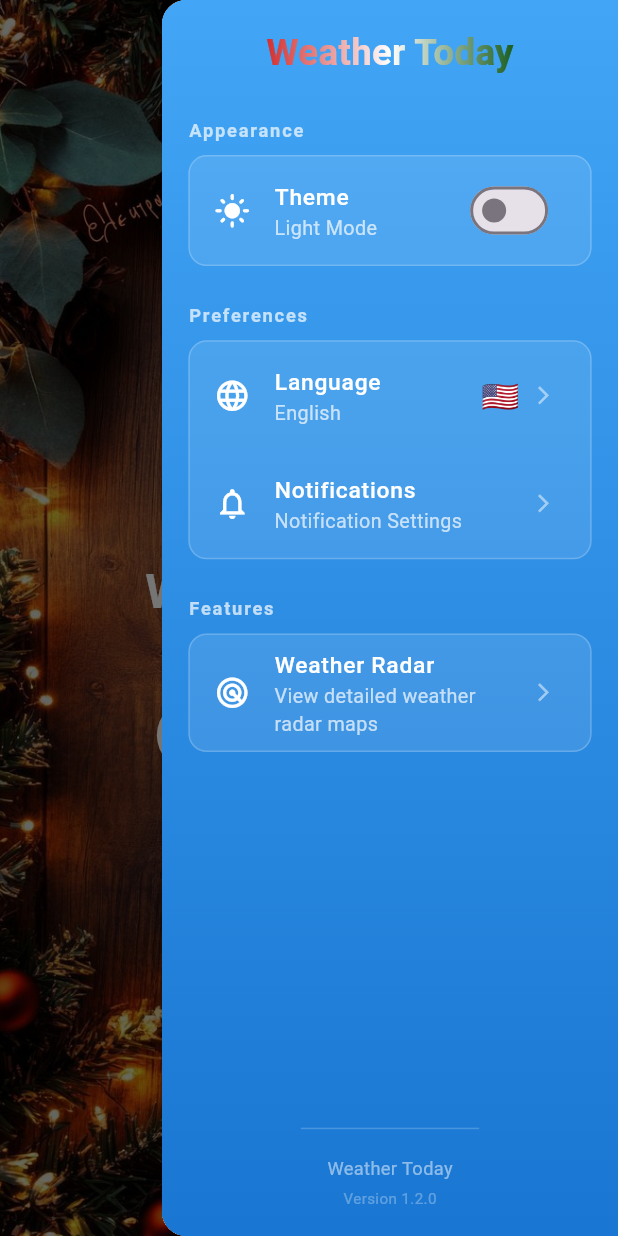
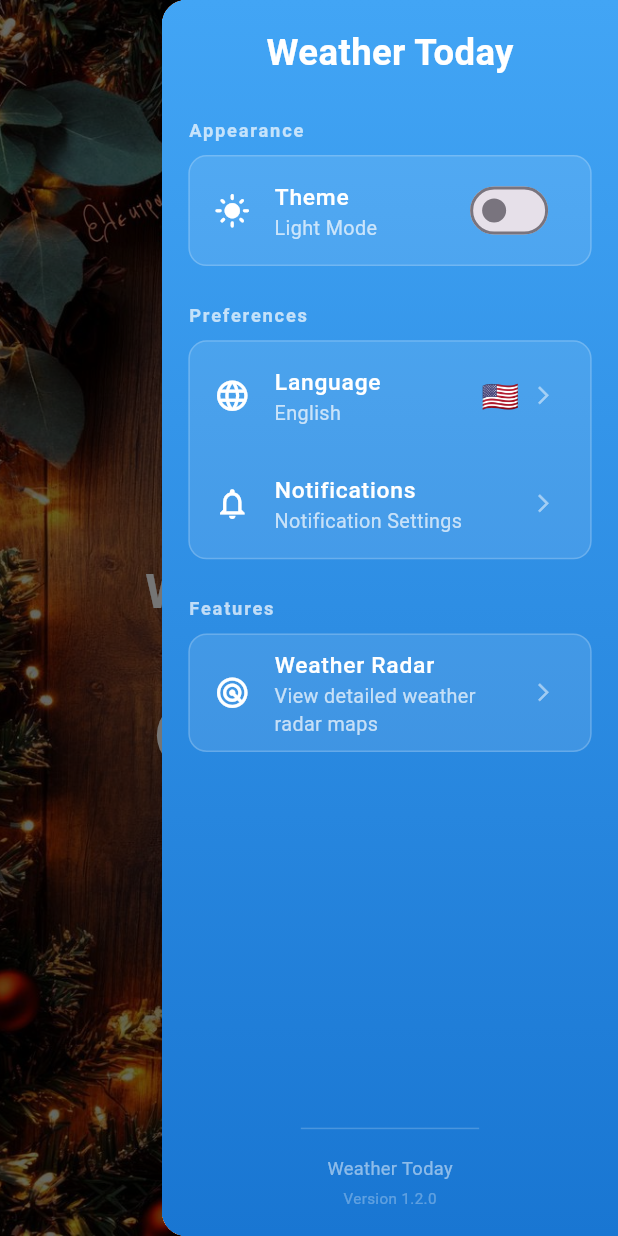
Before and after one commit to Thuongle2112/weather-app, a Flutter app: the screen it shows after launch, with the side drawer open, on a phone screen of 412 x 824 dp. Run offline on Flutter 3.47's test engine with Material 3 defaults, Android fonts, the phone set to English and light mode, and no system bars; our stand-ins replace dio, easy_localization, equatable, firebase_core, firebase_messaging, flutter_bloc and 13 more; missing offline and left inert: shake, workmanager; accounts and stored records are empty; network calls fail.

```diff
--- a/lib/presentation/page/home/widgets/weather/widgets/app_drawer.dart
+++ b/lib/presentation/page/home/widgets/weather/widgets/app_drawer.dart
@@ -77,15 +77,12 @@ class AppDrawer extends StatelessWidget {
   Widget _buildDrawerHeader(BuildContext context) {
     return Container(
       padding: EdgeInsets.all(16.w),
-      child: GradientText(
-        text: 'weather_app_title'.tr(),
-        style: TextStyle(fontSize: 24.sp, fontWeight: FontWeight.bold),
-        gradient: const LinearGradient(
-          colors: [
-            Color(0xFFD32F2F), // Gold
-            Color(0xFFFFFFFF), // White
-            Color(0xFF1B5E20), // Sky blue
-          ],
+      child: Text(
+        'weather_app_title'.tr(),
+        style: TextStyle(
+          fontSize: 24.sp,
+          fontWeight: FontWeight.bold,
+          color: Colors.white,
         ),
       ),
     );
@@ -215,7 +212,7 @@ class AppDrawer extends StatelessWidget {
       ),
       subtitle: Text(
         'notification_settings'.tr(),
-        style: TextStyle(color: Colors.white.withOpacity(0.7), fontSize: 13.sp),
+        style: TextStyle(color: Colors.white.withOpacity(0.7), fontSize: 13.sp, overflow: TextOverflow.ellipsis),
       ),
       trailing: Icon(
         Icons.arrow_forward_ios,
@@ -243,6 +240,7 @@ class AppDrawer extends StatelessWidget {
           color: Colors.white,
           fontSize: 15.sp,
           fontWeight: FontWeight.w500,
+          overflow: TextOverflow.ellipsis
         ),
       ),
       subtitle: Text(
```
